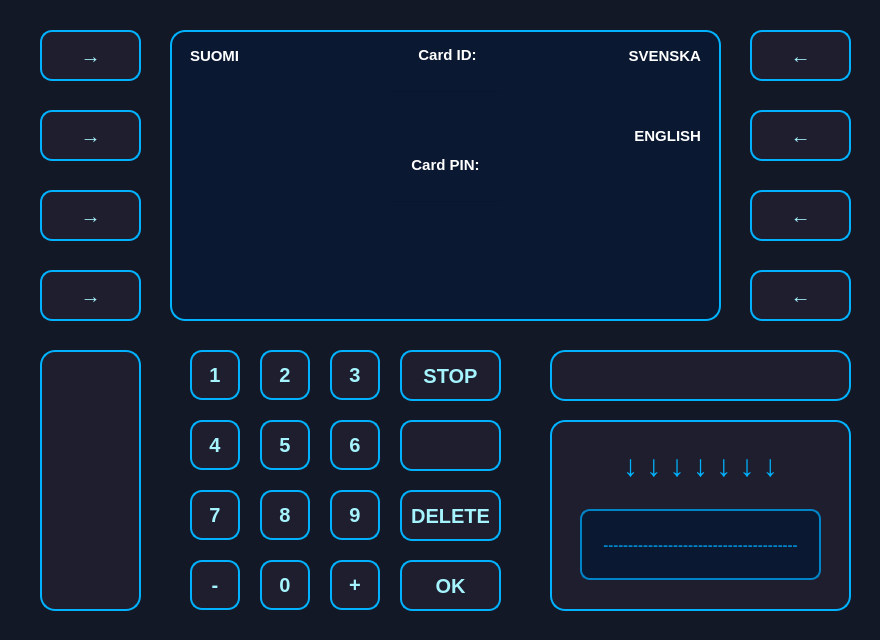
Qt form bank-automat/login.ui (DeveMike/Software_Development_Application_Project) before a commit.
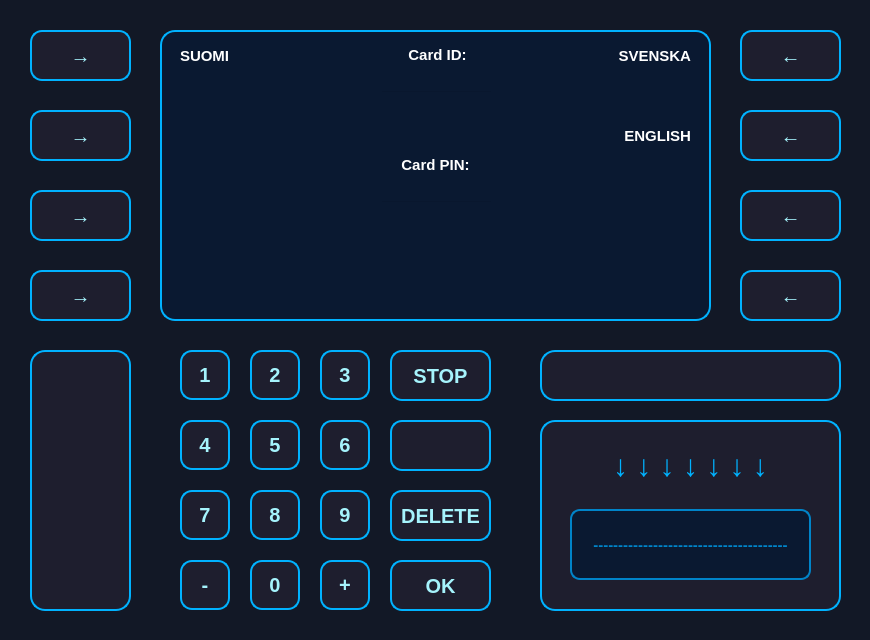
The same form after that commit.

Commit message: Add virtual keypad and improve UI design

What changed in the file:
```diff
--- a/bank-automat/login.ui
+++ b/bank-automat/login.ui
@@ -6,7 +6,7 @@
    <rect>
     <x>0</x>
     <y>0</y>
-    <width>880</width>
+    <width>870</width>
     <height>640</height>
    </rect>
   </property>
@@ -25,7 +25,7 @@
   <widget class="QLabel" name="label">
    <property name="geometry">
     <rect>
-     <x>357</x>
+     <x>347</x>
      <y>29</y>
      <width>181</width>
      <height>51</height>
@@ -51,7 +51,7 @@
   <widget class="QLabel" name="label_2">
    <property name="geometry">
     <rect>
-     <x>350</x>
+     <x>340</x>
      <y>139</y>
      <width>191</width>
      <height>51</height>
@@ -77,7 +77,7 @@
   <widget class="QLineEdit" name="numberIdcard">
    <property name="geometry">
     <rect>
-     <x>390</x>
+     <x>380</x>
      <y>90</y>
      <width>113</width>
      <height>30</height>
@@ -96,7 +96,7 @@
   <widget class="QLineEdit" name="numberPin">
    <property name="geometry">
     <rect>
-     <x>390</x>
+     <x>380</x>
      <y>200</y>
      <width>113</width>
      <height>30</height>
@@ -115,7 +115,7 @@
   <widget class="QPushButton" name="btnLogin">
    <property name="geometry">
     <rect>
-     <x>400</x>
+     <x>390</x>
      <y>560</y>
      <width>101</width>
      <height>51</height>
@@ -160,7 +160,7 @@
   <widget class="QLabel" name="labelInfo">
    <property name="geometry">
     <rect>
-     <x>230</x>
+     <x>220</x>
      <y>250</y>
      <width>431</width>
      <height>41</height>
@@ -191,7 +191,7 @@
   <widget class="QPushButton" name="btnLangENG">
    <property name="geometry">
     <rect>
-     <x>750</x>
+     <x>740</x>
      <y>110</y>
      <width>101</width>
      <height>51</height>
@@ -236,7 +236,7 @@
   <widget class="QPushButton" name="btnLangFI">
    <property name="geometry">
     <rect>
-     <x>40</x>
+     <x>30</x>
      <y>30</y>
      <width>101</width>
      <height>51</height>
@@ -284,7 +284,7 @@
   <widget class="QPushButton" name="btnLangSWE">
    <property name="geometry">
     <rect>
-     <x>750</x>
+     <x>740</x>
      <y>30</y>
      <width>101</width>
      <height>51</height>
@@ -329,7 +329,7 @@
   <widget class="QListWidget" name="listWidget">
    <property name="geometry">
     <rect>
-     <x>170</x>
+     <x>160</x>
      <y>30</y>
      <width>551</width>
      <height>291</height>
@@ -351,7 +351,7 @@
   <widget class="QPushButton" name="btn_1">
    <property name="geometry">
     <rect>
-     <x>190</x>
+     <x>180</x>
      <y>350</y>
      <width>50</width>
      <height>50</height>
@@ -400,7 +400,7 @@
   <widget class="QPushButton" name="btn_2">
    <property name="geometry">
     <rect>
-     <x>260</x>
+     <x>250</x>
      <y>350</y>
      <width>50</width>
      <height>50</height>
@@ -449,7 +449,7 @@
   <widget class="QPushButton" name="btn_3">
    <property name="geometry">
     <rect>
-     <x>330</x>
+     <x>320</x>
      <y>350</y>
      <width>50</width>
      <height>50</height>
@@ -498,7 +498,7 @@
   <widget class="QPushButton" name="btn_5">
    <property name="geometry">
     <rect>
-     <x>260</x>
+     <x>250</x>
      <y>420</y>
      <width>50</width>
      <height>50</height>
@@ -547,7 +547,7 @@
   <widget class="QPushButton" name="btn_6">
    <property name="geometry">
     <rect>
-     <x>330</x>
+     <x>320</x>
      <y>420</y>
      <width>50</width>
      <height>50</height>
@@ -596,7 +596,7 @@
   <widget class="QPushButton" name="btn_4">
    <property name="geometry">
     <rect>
-     <x>190</x>
+     <x>180</x>
      <y>420</y>
      <width>50</width>
      <height>50</height>
@@ -645,7 +645,7 @@
   <widget class="QPushButton" name="btn_9">
    <property name="geometry">
     <rect>
-     <x>330</x>
+     <x>320</x>
      <y>490</y>
      <width>50</width>
      <height>50</height>
@@ -694,7 +694,7 @@
   <widget class="QPushButton" name="btn_7">
    <property name="geometry">
     <rect>
-     <x>190</x>
+     <x>180</x>
      <y>490</y>
      <width>50</width>
      <height>50</height>
@@ -743,7 +743,7 @@
   <widget class="QPushButton" name="btn_8">
    <property name="geometry">
     <rect>
-     <x>260</x>
+     <x>250</x>
      <y>490</y>
      <width>50</width>
      <height>50</height>
@@ -792,7 +792,7 @@
   <widget class="QPushButton" name="btn_10">
    <property name="geometry">
     <rect>
-     <x>330</x>
+     <x>320</x>
      <y>560</y>
      <width>50</width>
      <height>50</height>
@@ -841,7 +841,7 @@
   <widget class="QPushButton" name="btn_11">
    <property name="geometry">
     <rect>
-     <x>190</x>
+     <x>180</x>
      <y>560</y>
      <width>50</width>
      <height>50</height>
@@ -890,7 +890,7 @@
   <widget class="QPushButton" name="btn_0">
    <property name="geometry">
     <rect>
-     <x>260</x>
+     <x>250</x>
      <y>560</y>
      <width>50</width>
      <height>50</height>
@@ -939,7 +939,7 @@
   <widget class="QPushButton" name="btn_Stop">
    <property name="geometry">
     <rect>
-     <x>400</x>
+     <x>390</x>
      <y>350</y>
      <width>101</width>
      <height>51</height>
@@ -988,7 +988,7 @@
   <widget class="QPushButton" name="btn_14">
    <property name="geometry">
     <rect>
-     <x>400</x>
+     <x>390</x>
      <y>490</y>
      <width>101</width>
      <height>51</height>
@@ -1037,7 +1037,7 @@
   <widget class="QPushButton" name="btn_15">
    <property name="geometry">
     <rect>
-     <x>400</x>
+     <x>390</x>
      <y>420</y>
      <width>101</width>
      <height>51</height>
@@ -1086,7 +1086,7 @@
   <widget class="QPushButton" name="btnLangFI_2">
    <property name="geometry">
     <rect>
-     <x>40</x>
+     <x>30</x>
      <y>110</y>
      <width>101</width>
      <height>51</height>
@@ -1134,7 +1134,7 @@
   <widget class="QPushButton" name="btnLangFI_3">
    <property name="geometry">
     <rect>
-     <x>40</x>
+     <x>30</x>
      <y>190</y>
      <width>101</width>
      <height>51</height>
@@ -1182,7 +1182,7 @@
   <widget class="QPushButton" name="btnLangFI_4">
    <property name="geometry">
     <rect>
-     <x>40</x>
+     <x>30</x>
      <y>270</y>
      <width>101</width>
      <height>51</height>
@@ -1230,7 +1230,7 @@
   <widget class="QPushButton" name="btnLangFI_5">
    <property name="geometry">
     <rect>
-     <x>750</x>
+     <x>740</x>
      <y>270</y>
      <width>101</width>
      <height>51</height>
@@ -1278,7 +1278,7 @@
   <widget class="QPushButton" name="btnLangFI_7">
    <property name="geometry">
     <rect>
-     <x>750</x>
+     <x>740</x>
      <y>190</y>
      <width>101</width>
      <height>51</height>
@@ -1326,7 +1326,7 @@
   <widget class="QLabel" name="label_3">
    <property name="geometry">
     <rect>
-     <x>190</x>
+     <x>180</x>
      <y>30</y>
      <width>81</width>
      <height>51</height>
@@ -1345,7 +1345,7 @@
   <widget class="QLabel" name="label_4">
    <property name="geometry">
     <rect>
-     <x>620</x>
+     <x>610</x>
      <y>30</y>
      <width>81</width>
      <height>51</height>
@@ -1370,7 +1370,7 @@
   <widget class="QLabel" name="label_5">
    <property name="geometry">
     <rect>
-     <x>620</x>
+     <x>610</x>
      <y>110</y>
      <width>81</width>
      <height>51</height>
@@ -1395,7 +1395,7 @@
   <widget class="QLabel" name="cardSlot">
    <property name="geometry">
     <rect>
-     <x>550</x>
+     <x>540</x>
      <y>420</y>
      <width>301</width>
      <height>191</height>
@@ -1423,7 +1423,7 @@
   <widget class="QLabel" name="cardSlotBorder">
    <property name="geometry">
     <rect>
-     <x>580</x>
+     <x>570</x>
      <y>509</y>
      <width>241</width>
      <height>71</height>
@@ -1453,7 +1453,7 @@
   <widget class="QLabel" name="cardArrow">
    <property name="geometry">
     <rect>
-     <x>580</x>
+     <x>570</x>
      <y>430</y>
      <width>241</width>
      <height>71</height>
@@ -1481,7 +1481,7 @@
   <widget class="QLabel" name="cardSlot_2">
    <property name="geometry">
     <rect>
-     <x>550</x>
+     <x>540</x>
      <y>350</y>
      <width>301</width>
      <height>51</height>
@@ -1507,7 +1507,7 @@
   <widget class="QLabel" name="cardSlot_3">
    <property name="geometry">
     <rect>
-     <x>40</x>
+     <x>30</x>
      <y>350</y>
      <width>101</width>
      <height>261</height>
```
The commit also changes 2 other files.
